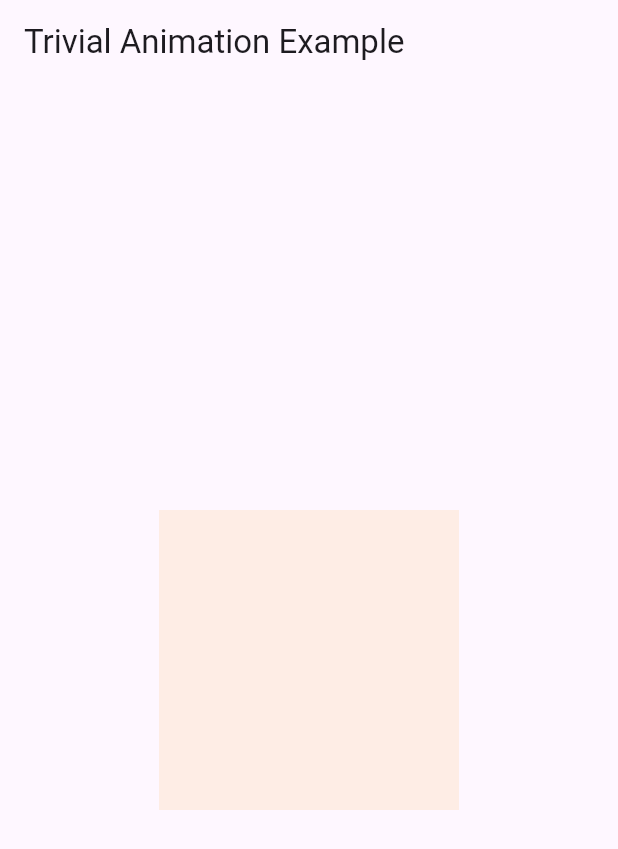
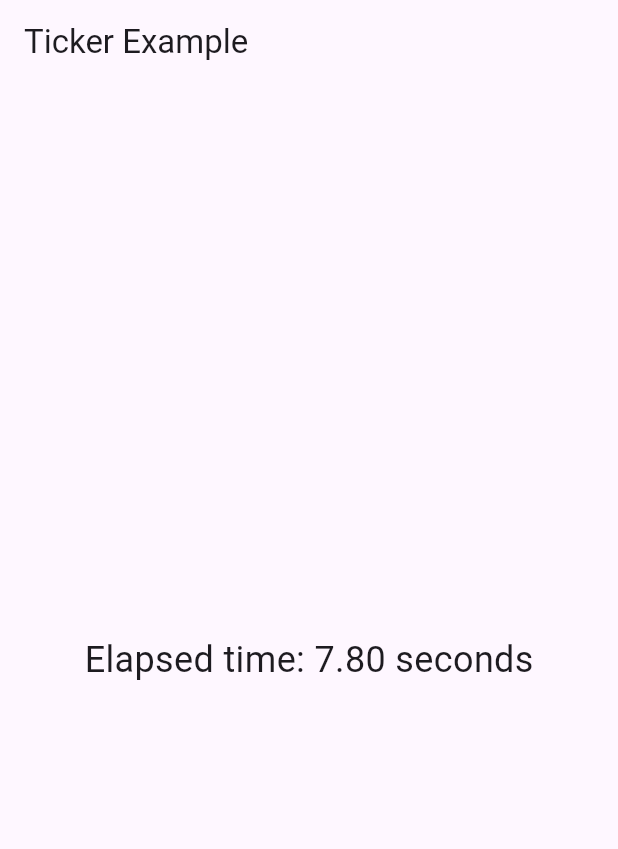
Before and after one commit to lightrao/lt25_fapp_one, a Flutter app: the screen it shows after launch, on a phone screen of 412 x 824 dp. Shown: the top 849 px of the screen. Run offline on Flutter 3.47's test engine with Material 3 defaults, Android fonts, the light colour scheme and no system bars.

Commit message:
class Ticker

```diff
--- a/lib/main.dart
+++ b/lib/main.dart
@@ -1,4 +1,5 @@
 import 'package:flutter/material.dart';
+import 'package:flutter/scheduler.dart';
 
 void main() => runApp(MyApp());
 
@@ -8,62 +9,53 @@ class MyApp extends StatelessWidget {
   @override
   Widget build(BuildContext context) {
     return MaterialApp(
-      home: TrivialAnimationExample(),
+      home: TickerExample(),
     );
   }
 }
 
-class TrivialAnimationExample extends StatefulWidget {
-  const TrivialAnimationExample({super.key});
-
+class TickerExample extends StatefulWidget {
   @override
-  _TrivialAnimationExampleState createState() =>
-      _TrivialAnimationExampleState();
+  _TickerExampleState createState() => _TickerExampleState();
 }
 
-class _TrivialAnimationExampleState extends State<TrivialAnimationExample>
+class _TickerExampleState extends State<TickerExample>
     with SingleTickerProviderStateMixin {
-  late AnimationController _controller;
-  late Animation<double> _animation;
+  late Ticker _ticker;
+  double _elapsedSeconds = 0.0;
 
   @override
   void initState() {
     super.initState();
-    // Create an AnimationController with a duration of 2 seconds.
-    _controller =
-        AnimationController(vsync: this, duration: Duration(seconds: 2));
-    // Define a Tween animation that goes from 0 (fully transparent) to 1 (fully opaque).
-    _animation = Tween<double>(begin: 0.0, end: 1.0).animate(_controller);
+    // Create and start the ticker with a callback that updates the elapsed time.
+    _ticker = this.createTicker(_onTick);
+    _ticker.start();
+  }
 
-    // Start the animation to repeatedly animate back and forth.
-    _controller.repeat(reverse: true);
+  // This callback is called every frame with the elapsed time since the ticker started.
+  void _onTick(Duration elapsed) {
+    setState(() {
+      _elapsedSeconds = elapsed.inMilliseconds / 1000.0;
+    });
   }
 
   @override
   void dispose() {
-    // Dispose of the controller to release resources.
-    _controller.dispose();
+    // Dispose the ticker when the widget is disposed to free resources.
+    _ticker.dispose();
     super.dispose();
   }
 
   @override
   Widget build(BuildContext context) {
     return Scaffold(
-      appBar: AppBar(title: Text("Trivial Animation Example")),
+      appBar: AppBar(
+        title: Text("Ticker Example"),
+      ),
       body: Center(
-        child: AnimatedBuilder(
-          animation: _animation,
-          builder: (context, child) {
-            // Apply the animation value to the opacity of a blue container.
-            return Opacity(
-              opacity: _animation.value,
-              child: Container(
-                width: 200,
-                height: 200,
-                color: Colors.orange,
-              ),
-            );
-          },
+        child: Text(
+          "Elapsed time: ${_elapsedSeconds.toStringAsFixed(2)} seconds",
+          style: TextStyle(fontSize: 24),
         ),
       ),
     );
```
